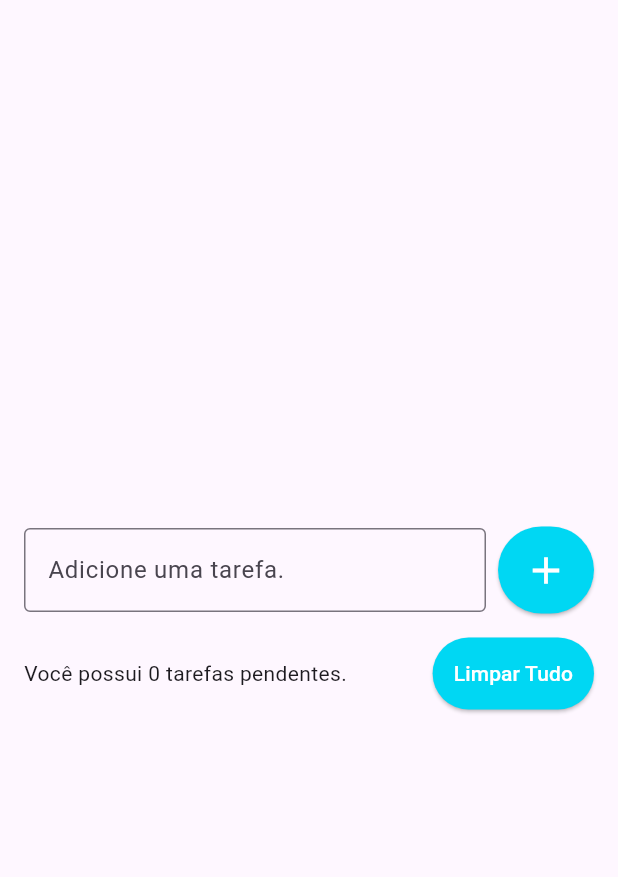
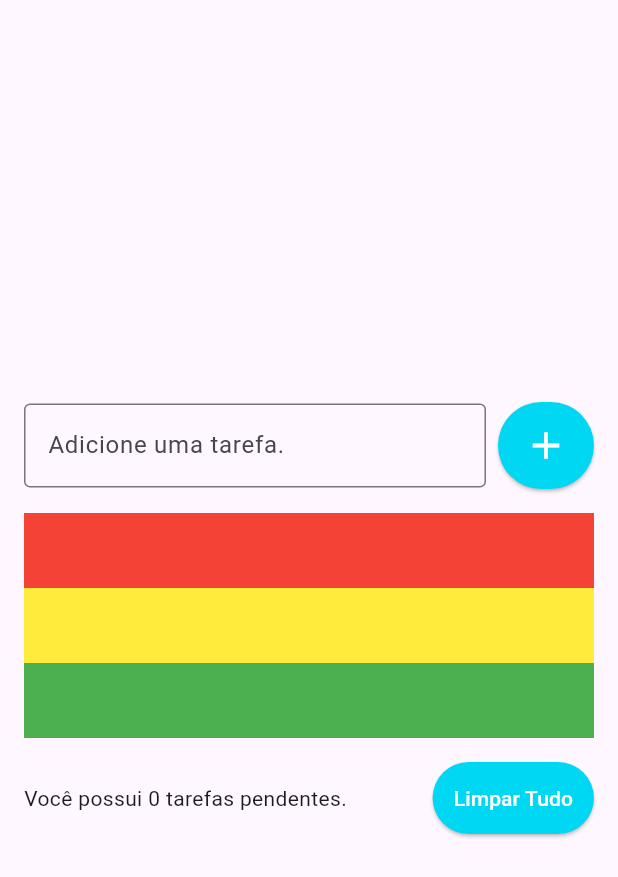
Before and after one commit to iraponan/todo_list, a Flutter app: the screen it shows after launch, on a phone screen of 412 x 824 dp. Shown: the top 877 px of the screen. Run offline on Flutter 3.47's test engine with Material 3 defaults, Android fonts, the phone set to English and light mode, and no system bars.

Commit message:
Criando a ListView.

```diff
--- a/lib/pages/todo_list_page.dart
+++ b/lib/pages/todo_list_page.dart
@@ -51,6 +51,26 @@ class TodoListPage extends StatelessWidget {
               const SizedBox(
                 height: 16,
               ),
+              ListView(
+                shrinkWrap: true,
+                children: [
+                  Container(
+                    color: Colors.red,
+                    height: 50,
+                  ),
+                  Container(
+                    color: Colors.yellow,
+                    height: 50,
+                  ),
+                  Container(
+                    color: Colors.green,
+                    height: 50,
+                  )
+                ],
+              ),
+              const SizedBox(
+                height: 16,
+              ),
               Row(
                 children: [
                   const Expanded(
```
